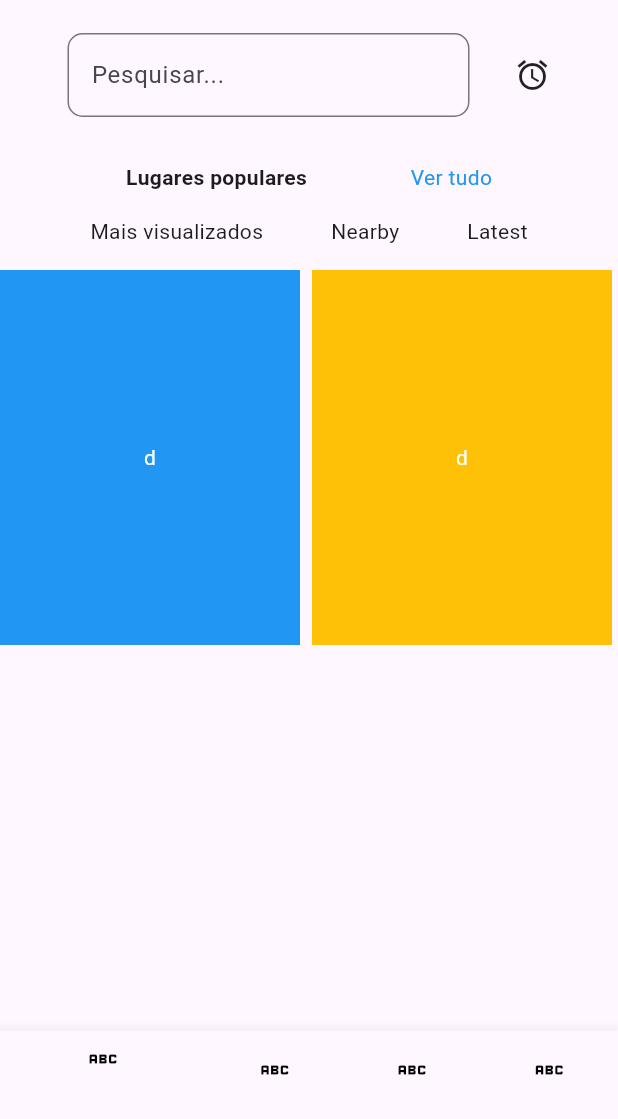
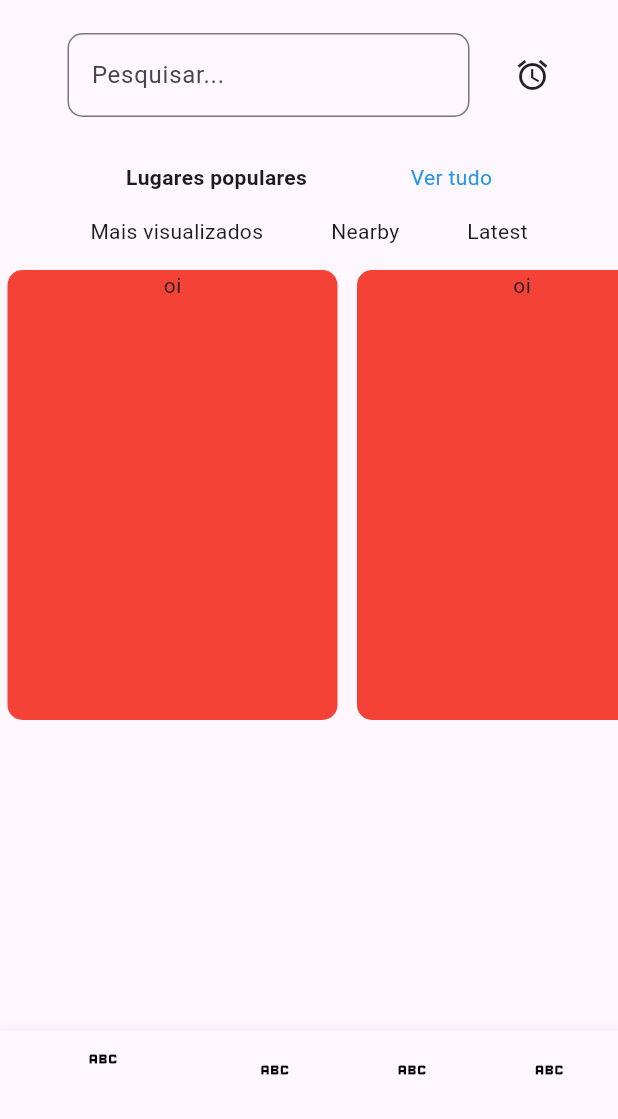
Before and after one commit to Running-Agama/viagens_app, a Flutter app: the screen it shows after launch, on a phone screen of 412 x 824 dp, the part 117-1236 px from its top. Run offline on Flutter 3.47's test engine with Material 3 defaults, Android fonts, the phone set to English and light mode, and no system bars.

Commit message:
melhorias no código, placeholder de cards

```diff
--- /dev/null
+++ b/lib/components/card_destinations/card.dart
@@ -0,0 +1,23 @@
+import 'package:flutter/material.dart';
+
+class cardDestination extends StatelessWidget{
+  @override
+  Widget build(BuildContext context){
+    return  Container(
+      decoration:  BoxDecoration(
+        color: Colors.red,
+        borderRadius: BorderRadius.circular(10)
+      ),
+      width: 220,
+      height: 300,
+      margin: EdgeInsets.only(right: 8),
+        child:
+        const Column(
+            children: [
+              Text('oi')
+            ],
+        ),
+    );
+
+  }
+}
--- a/lib/explore.dart
+++ b/lib/explore.dart
@@ -1,5 +1,6 @@
 import 'package:flutter/material.dart';
-
+import 'package:http/http.dart' as http;
+import './components/card_destinations/card.dart';
 class Explorar extends StatelessWidget {
   const Explorar({super.key});
 
@@ -8,20 +9,26 @@ class Explorar extends StatelessWidget {
     return SingleChildScrollView(
       child: Column(
         crossAxisAlignment: CrossAxisAlignment.start,
+
         children: [
           Padding(
             padding: const EdgeInsets.only(left: 45, right: 45, bottom: 30),
             child: Row(
               children: [
                 Expanded(
+
                   child: TextField(
+
                     decoration: InputDecoration(
+
                       border: OutlineInputBorder(
+
                         borderRadius: BorderRadius.circular(10.0),
                       ),
                       hintText: 'Pesquisar...',
                     ),
                   ),
+
                 ),
                 const SizedBox(width: 30),
                 const Icon(Icons.access_alarm),
@@ -58,18 +65,16 @@ class Explorar extends StatelessWidget {
           ),
           const SizedBox(height: 16),
           SizedBox(
-            height: 250,
+            height: 300,
             child: ListView.builder(
+
               scrollDirection: Axis.horizontal,
               itemCount: 10,
               itemBuilder: (context, index) {
                 return Container(
-                  margin: const EdgeInsets.only(right: 8),
-                  width: 200,
-                  color: index % 2 == 0 ? Colors.blue : Colors.amber,
-                  child: const Center(
-                    child: Text('d', style: TextStyle(color: Colors.white)),
-                  ),
+                  margin: EdgeInsets.only(left: 5),
+                  child:
+                  cardDestination(),
                 );
               },
             ),
--- a/lib/home.dart
+++ b/lib/home.dart
@@ -1,5 +1,6 @@
 import 'package:flutter/material.dart';
 import 'explore.dart';
+import 'utils.dart';
 class HomePage extends StatefulWidget {
   const HomePage({super.key});
   @override
@@ -7,7 +8,20 @@ class HomePage extends StatefulWidget {
 }
 
 class _HomePageState extends State<HomePage> {
+   List<dynamic> _array = [];
+
   int _index = 0;
+  @override
+  void initState() {
+    super.initState();
+  }
+  Future <void> api ()async{
+    final bagulhos = await Utils().consultadata();
+    setState(()  {
+      _array = bagulhos;
+    });
+    print(_array);
+  }
   @override
   Widget build(BuildContext context) {
     return Scaffold(
--- a/lib/main.dart
+++ b/lib/main.dart
@@ -1,5 +1,6 @@
 import 'package:flutter/material.dart';
 import 'home.dart';
+import 'utils.dart';
 void main() {
   runApp(const MainApp());
 }
--- /dev/null
+++ b/lib/utils.dart
@@ -0,0 +1,12 @@
+import 'dart:convert';
+
+import 'package:http/http.dart' as http;
+
+class Utils {
+  Future <List<dynamic>> consultadata() async{
+  final uri = Uri.parse('https://kiarnet-api.onrender.com/crm/consulta');
+  final resposta = await http.get(uri);
+  return (json.decode(resposta.body));
+
+}
+}
--- a/pubspec.yaml
+++ b/pubspec.yaml
@@ -9,6 +9,7 @@ environment:
 dependencies:
   flutter:
     sdk: flutter
+  http: ^1.2.2
 
 dev_dependencies:
   flutter_test:
```
Also changed, not shown: pubspec.lock.
